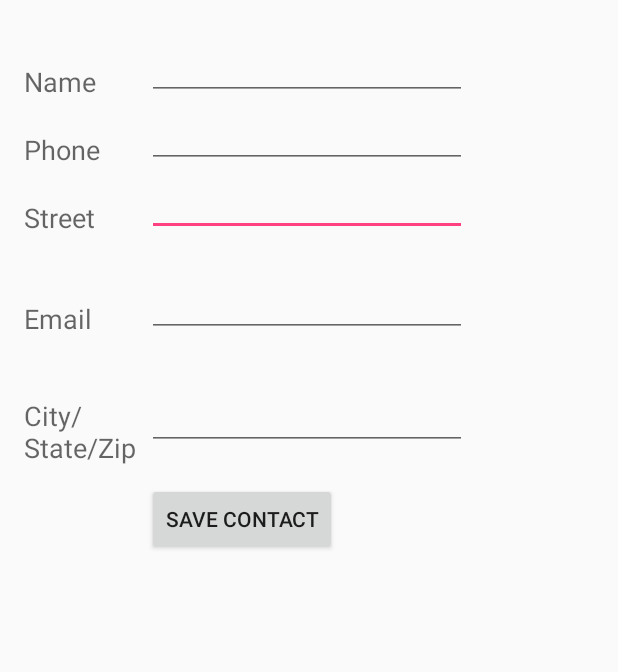
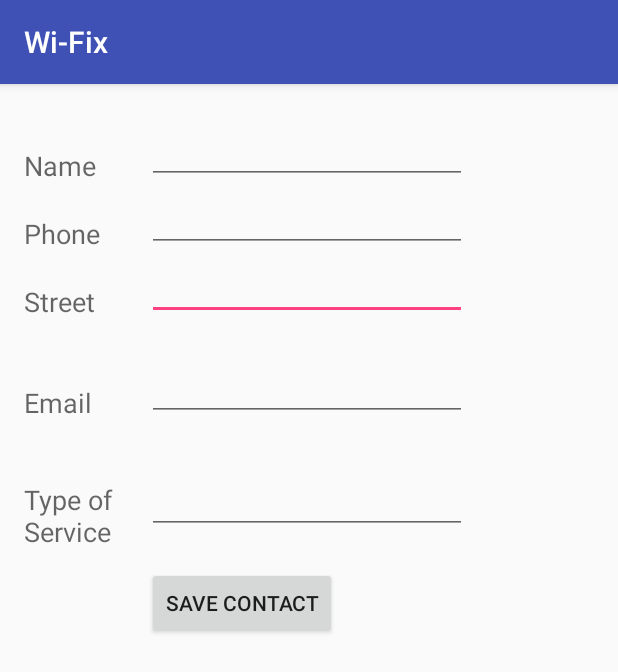
Before and after one commit to jlousada315/AdressBook, an Android app: the DisplayContact screen opened directly, with no data from a screen before it, on a phone screen of 412 x 824 dp. Shown: the top 672 px of the screen. Run offline under Robolectric (Android 15) with nearby library versions, the light colour scheme and no system bars.

Commit message:
Add files via upload

```diff
--- a/src/main/java/com/example/myapplication/DisplayContact.java
+++ b/src/main/java/com/example/myapplication/DisplayContact.java
@@ -1,7 +1,7 @@
 package com.example.myapplication;
 
 import android.os.Bundle;
-import android.app.Activity;
+import android.support.v7.app.AppCompatActivity;
 import android.app.AlertDialog;
 
 import android.content.DialogInterface;
@@ -16,7 +16,7 @@ import android.widget.Button;
 import android.widget.TextView;
 import android.widget.Toast;
 
-public class DisplayContact extends Activity {
+public class DisplayContact extends AppCompatActivity {
     int from_Where_I_Am_Coming = 0;
     private DBHelper mydb ;
 
@@ -36,6 +36,7 @@ public class DisplayContact extends Activity {
         email = (TextView) findViewById(R.id.editTextStreet);
         street = (TextView) findViewById(R.id.editTextEmail);
         place = (TextView) findViewById(R.id.editTextCity);
+
 
         mydb = new DBHelper(this);
 
@@ -58,6 +59,7 @@ public class DisplayContact extends Activity {
                 if (!rs.isClosed())  {
                     rs.close();
                 }
+
                 Button b = (Button)findViewById(R.id.button1);
                 b.setVisibility(View.INVISIBLE);
 
@@ -81,12 +83,12 @@ public class DisplayContact extends Activity {
                 place.setFocusable(false);
                 place.setClickable(false);
             }
+
         }
     }
 
     @Override
     public boolean onCreateOptionsMenu(Menu menu) {
-
         // Inflate the menu; this adds items to the action bar if it is present.
         Bundle extras = getIntent().getExtras();
 
@@ -95,7 +97,7 @@ public class DisplayContact extends Activity {
             if(Value>0){
                 getMenuInflater().inflate(R.menu.display_contact, menu);
             } else{
-                getMenuInflater().inflate(R.menu.main_menu, menu);
+                getMenuInflater().inflate(R.menu.main_menu ,menu);
             }
         }
         return true;
--- a/src/main/java/com/example/myapplication/MainActivity.java
+++ b/src/main/java/com/example/myapplication/MainActivity.java
@@ -35,7 +35,7 @@ public class MainActivity extends AppCompatActivity {
         obj.setOnItemClickListener(new OnItemClickListener(){
             @Override
             public void onItemClick(AdapterView<?> arg0, View arg1, int arg2,long arg3) {
-                /*TODO Auto-generated method stub*/
+
                 int id_To_Search = arg2 + 1;
 
                 Bundle dataBundle = new Bundle();
--- a/src/main/res/layout/activity_display_contact.xml
+++ b/src/main/res/layout/activity_display_contact.xml
@@ -8,7 +8,6 @@
     android:paddingTop="@dimen/activity_vertical_margin"
     android:paddingBottom="@dimen/activity_vertical_margin"
     tools:context=".DisplayContact" >
-
 
     <RelativeLayout
         android:layout_width="match_parent"
@@ -57,6 +56,7 @@
             android:layout_marginBottom="28dp"
             android:onClick="run"
             android:text="@string/save" />
+
 
         <TextView
             android:id="@+id/textView2"
@@ -127,6 +127,26 @@
             android:ems="10"
             android:inputType="phone|text" />
 
+        <ScrollView
+            android:layout_width="wrap_content"
+            android:layout_height="match_parent"
+            android:id="@+id/scrollView"
+            android:layout_below="@+id/imageView"
+            android:layout_alignParentLeft="true"
+            android:layout_alignParentStart="true"
+            android:layout_alignParentBottom="true"
+            android:layout_alignParentRight="true"
+            android:layout_alignParentEnd="true">
+
+            <ListView
+                android:id="@+id/listView1"
+                android:layout_width="match_parent"
+                android:layout_height="wrap_content"
+                android:layout_centerHorizontal="true"
+                android:layout_centerVertical="true" >
+            </ListView>
+
+        </ScrollView>
 
     </RelativeLayout>
 
--- a/src/main/res/layout/activity_main.xml
+++ b/src/main/res/layout/activity_main.xml
@@ -19,7 +19,7 @@
     <TextView
         android:layout_width="wrap_content"
         android:layout_height="wrap_content"
-        android:text="Tutorials Point"
+        android:text="Proof of Concept"
         android:id="@+id/textView2"
         android:layout_below="@+id/textView"
         android:layout_centerHorizontal="true"
@@ -32,9 +32,9 @@
         android:id="@+id/imageView"
         android:layout_below="@+id/textView2"
         android:layout_centerHorizontal="true"
-        android:src="@mipmap/ic_launcher"/>
+        android:src="@drawable/logowifix"/>
 
-    <ScrollView
+    <LinearLayout
         android:layout_width="wrap_content"
         android:layout_height="wrap_content"
         android:id="@+id/scrollView"
@@ -48,11 +48,9 @@
         <ListView
             android:id="@+id/listView1"
             android:layout_width="match_parent"
-            android:layout_height="wrap_content"
-            android:layout_centerHorizontal="true"
-            android:layout_centerVertical="true" >
+            android:layout_height="wrap_content" >
         </ListView>
 
-    </ScrollView>
+    </LinearLayout>
 
 </RelativeLayout>
--- a/src/main/res/menu/display_contact.xml
+++ b/src/main/res/menu/display_contact.xml
@@ -1,13 +1,19 @@
 <?xml version="1.0" encoding="utf-8"?>
-<menu xmlns:android="http://schemas.android.com/apk/res/android" >
+<menu xmlns:android="http://schemas.android.com/apk/res/android" xmlns:app="http://schemas.android.com/apk/res-auto" >
     <item
         android:id="@+id/Edit_Contact"
-        android:icon="@mipmap/ic_launcher"
-        android:title="@string/edit"/>
+        android:title="@string/edit"
+        android:orderInCategory="100"
+        />
+
 
     <item
         android:id="@+id/Delete_Contact"
-        android:icon="@mipmap/ic_launcher"
-        android:title="@string/delete"/>
+        android:title="@string/delete"
+        android:orderInCategory="100"
+
+        />
+
+
 
 </menu>
--- a/src/main/res/menu/main_menu.xml
+++ b/src/main/res/menu/main_menu.xml
@@ -1,9 +1,10 @@
 <?xml version="1.0" encoding="utf-8"?>
-<menu xmlns:android="http://schemas.android.com/apk/res/android" >
+<menu xmlns:android="http://schemas.android.com/apk/res/android" xmlns:app="http://schemas.android.com/apk/res-auto">
 
     <item android:id="@+id/item1"
         android:icon="@mipmap/ic_launcher"
-        android:title="@string/Add_New" >
+        android:title="@string/Add_New"
+         >
     </item>
 
 </menu>
--- a/src/main/res/values/strings.xml
+++ b/src/main/res/values/strings.xml
@@ -1,6 +1,6 @@
 <?xml version="1.0" encoding="utf-8"?>
 <resources>
-    <string name="app_name">Address Bok</string>
+    <string name="app_name">Wi-Fix</string>
     <string name="action_settings">Settings</string>
     <string name="hello_world">Hello world!</string>
     <string name="Add_New">Add New</string>
@@ -11,7 +11,7 @@
     <string name="phone">Phone</string>
     <string name="email">Email</string>
     <string name="street">Street</string>
-    <string name="country">City/State/Zip</string>
+    <string name="country">Type of Service</string>
     <string name="save">Save Contact</string>
     <string name="deleteContact">Are you sure, you want to delete it.</string>
     <string name="yes">Yes</string>
```
Also changed, not shown: src/main/res/drawable-v24/logowifix.png (added).
